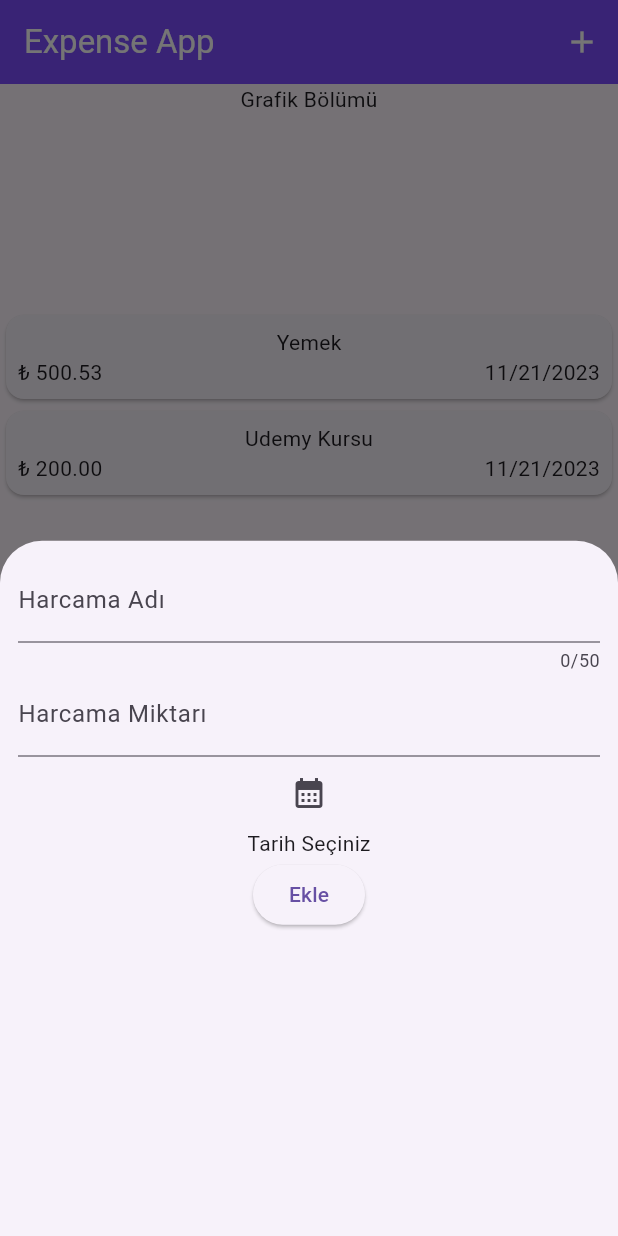
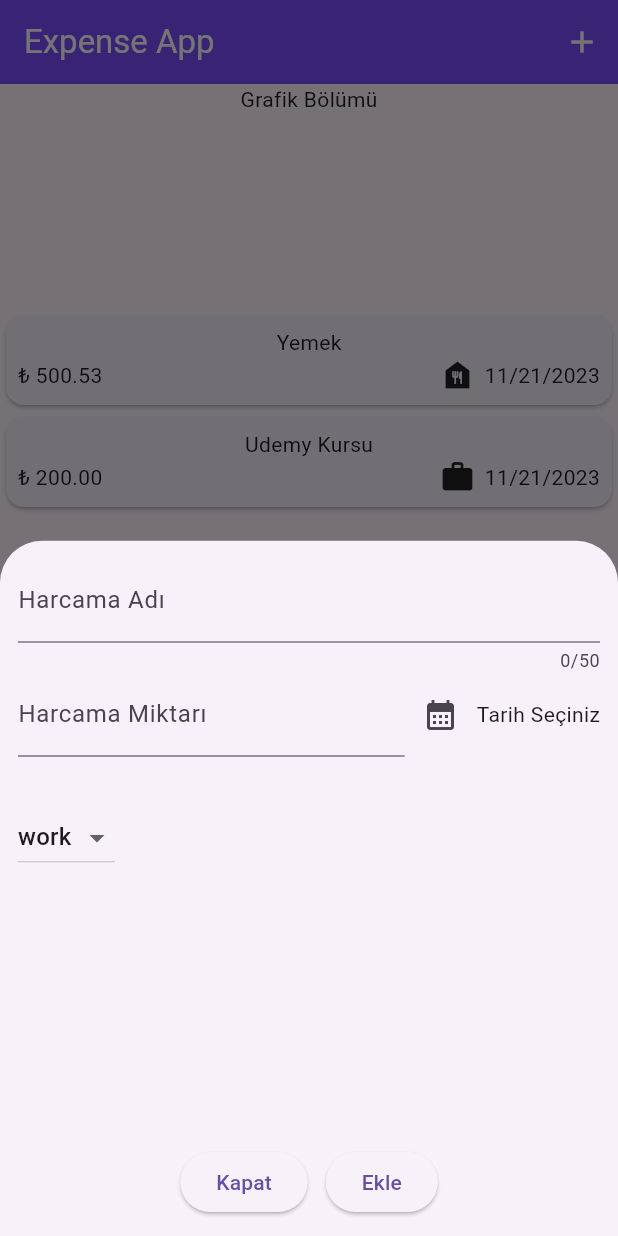
Before and after one commit to cagribozdemir/MobileApp, a Flutter app: the screen it shows after launch, after a tap on the "add" icon, on a phone screen of 412 x 824 dp. Run offline on Flutter 3.47's test engine with Material 2 defaults, Android fonts, the phone set to English and light mode, and no system bars.

Commit message:
Workshop-8

```diff
--- a/expenseapp/lib/models/expense.dart
+++ b/expenseapp/lib/models/expense.dart
@@ -1,12 +1,27 @@
+import 'package:flutter/material.dart';
 import 'package:uuid/uuid.dart';
 
 const uuid = Uuid();
 
+enum Category { work, travel, food, dress }
+
+const categoryIcons = {
+  Category.work: Icons.work,
+  Category.travel: Icons.place_outlined,
+  Category.dress: Icons.abc,
+  Category.food: Icons.food_bank
+};
+
 class Expense {
-  Expense({required this.name, required this.price, required this.date})
+  Expense(
+      {required this.name,
+      required this.price,
+      required this.date,
+      required this.category})
       : id = uuid.v4();
   final String id;
   final String name;
   final double price;
   final DateTime date;
+  final Category category;
 }
--- a/expenseapp/lib/pages/expenses_page.dart
+++ b/expenseapp/lib/pages/expenses_page.dart
@@ -1,5 +1,3 @@
-import 'dart:math';
-
 import 'package:expenseapp/models/expense.dart';
 import 'package:expenseapp/widgets/expense_item.dart';
 import 'package:flutter/material.dart';
@@ -13,14 +11,24 @@ class ExpensesPage extends StatefulWidget {
 
 class _ExpensesPageState extends State<ExpensesPage> {
   List<Expense> expenses = [
-    Expense(name: "Yemek", price: 500.529, date: DateTime.now()),
-    Expense(name: "Udemy Kursu", price: 200, date: DateTime.now()),
+    Expense(
+        name: "Yemek",
+        price: 500.529,
+        date: DateTime.now(),
+        category: Category.food),
+    Expense(
+        name: "Udemy Kursu",
+        price: 200,
+        date: DateTime.now(),
+        category: Category.work),
   ];
 
   @override
   Widget build(BuildContext context) {
     return Center(
-      child: Column(mainAxisAlignment: MainAxisAlignment.center, children: [
+      child: Column(
+        mainAxisAlignment: MainAxisAlignment.center,
+        children: [
           const SizedBox(
             height: 150,
             child: Text("Grafik Bölümü"),
@@ -35,8 +43,9 @@ class _ExpensesPageState extends State<ExpensesPage> {
           const SizedBox(
             height: 150,
             child: Text("Burası bottom bar."),
-        )
-      ]),
+          ),
+        ],
+      ),
     );
   }
 }
--- a/expenseapp/lib/widgets/expense_item.dart
+++ b/expenseapp/lib/widgets/expense_item.dart
@@ -19,6 +19,10 @@ class ExpenseItem extends StatelessWidget {
             children: [
               Text("₺ ${expense.price.toStringAsFixed(2)}"),
               const Spacer(),
+              Icon(categoryIcons[expense.category]),
+              const SizedBox(
+                width: 6,
+              ),
               Text(DateFormat.yMd().format(expense.date)),
             ],
           )
--- a/expenseapp/lib/widgets/new_expense.dart
+++ b/expenseapp/lib/widgets/new_expense.dart
@@ -1,3 +1,4 @@
+import 'package:expenseapp/models/expense.dart';
 import 'package:flutter/material.dart';
 
 class NewExpense extends StatefulWidget {
@@ -10,21 +11,31 @@ class NewExpense extends StatefulWidget {
 class _NewExpenseState extends State<NewExpense> {
   var _expenseNameController = TextEditingController();
   var _expensePriceController = TextEditingController();
-  DateTime selectedDate = DateTime.now();
-  bool isDateSelected = false;
+  DateTime _selectedDate = DateTime.now();
+  bool _isDateSelected = false;
+  Category _selectedCategory = Category.work;
 
   Future<void> _selectDate(BuildContext context) async {
     final DateTime? picked = await showDatePicker(
       context: context,
-      initialDate: selectedDate,
+      initialDate: _selectedDate,
       firstDate: DateTime.now().subtract(const Duration(days: 365)),
       lastDate: DateTime.now(),
     );
-    if (picked != null && picked != selectedDate)
+    if (picked != null && picked != _selectedDate) {
       setState(() {
-        selectedDate = picked;
-        isDateSelected = true;
+        _selectedDate = picked;
+        _isDateSelected = true;
       });
+    }
+  }
+
+  void _addExpense() {
+    Expense expense = Expense(
+        name: _expenseNameController.text,
+        price: double.parse(_expensePriceController.text),
+        date: _selectedDate,
+        category: _selectedCategory);
   }
 
   @override
@@ -32,32 +43,66 @@ class _NewExpenseState extends State<NewExpense> {
     return Container(
       width: double.infinity,
       child: Padding(
-        padding: EdgeInsets.all(12.0),
+        padding: const EdgeInsets.all(12.0),
         child: Column(
           children: [
             TextField(
               controller: _expenseNameController,
               maxLength: 50,
-              decoration: InputDecoration(labelText: "Harcama Adı"),
+              decoration: const InputDecoration(labelText: "Harcama Adı"),
             ),
-            TextField(
+            Row(
+              children: [
+                Expanded(
+                  child: TextField(
                     controller: _expensePriceController,
                     keyboardType: TextInputType.number,
-              decoration: InputDecoration(labelText: "Harcama Miktarı"),
+                    decoration: const InputDecoration(
+                        labelText: "Harcama Miktarı", prefixText: "₺"),
+                  ),
                 ),
                 IconButton(
                     onPressed: () => _selectDate(context),
                     icon: const Icon(Icons.calendar_month)),
-            if (isDateSelected)
-              Text("${selectedDate.toLocal()}".split(' ')[0] ?? "")
+                if (_isDateSelected)
+                  Text("${_selectedDate.toLocal()}".split(' ')[0] ?? "")
                 else
-              Text("Tarih Seçiniz"),
+                  const Text("Tarih Seçiniz"),
+              ],
+            ),
+            const SizedBox(
+              height: 30,
+            ),
+            Row(
+              children: [
+                DropdownButton(
+                    value: _selectedCategory,
+                    items: Category.values.map((category) {
+                      return DropdownMenuItem(
+                          value: category, child: Text(category.name));
+                    }).toList(),
+                    onChanged: (value) {
+                      setState(() {
+                        if (value != null) _selectedCategory = value;
+                      });
+                    })
+              ],
+            ),
+            const Spacer(),
+            Row(
+              mainAxisAlignment: MainAxisAlignment.center,
+              children: [
                 ElevatedButton(
                     onPressed: () {
-                print(
-                    "Kaydedilen değer: ${_expenseNameController.text} ${_expensePriceController.text} $selectedDate");
+                      Navigator.pop(context);
                     },
-              child: Text("Ekle"),
+                    child: const Text("Kapat")),
+                const SizedBox(
+                  width: 12,
+                ),
+                ElevatedButton(
+                    onPressed: () => _addExpense(), child: const Text("Ekle")),
+              ],
             ),
           ],
         ),
```
Lines whose indentation alone changed are shown as unchanged.
